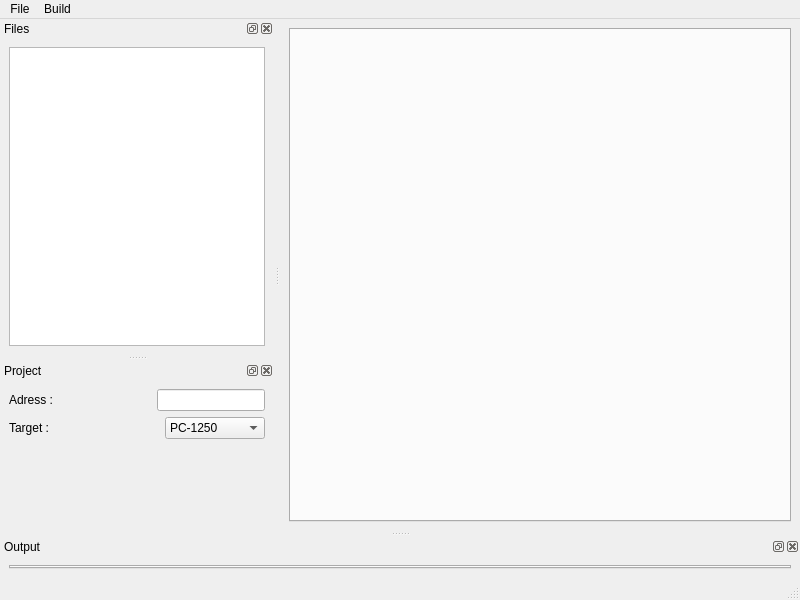
TheProjecter/pockemul, file ui/windowide.ui: the form before one commit.
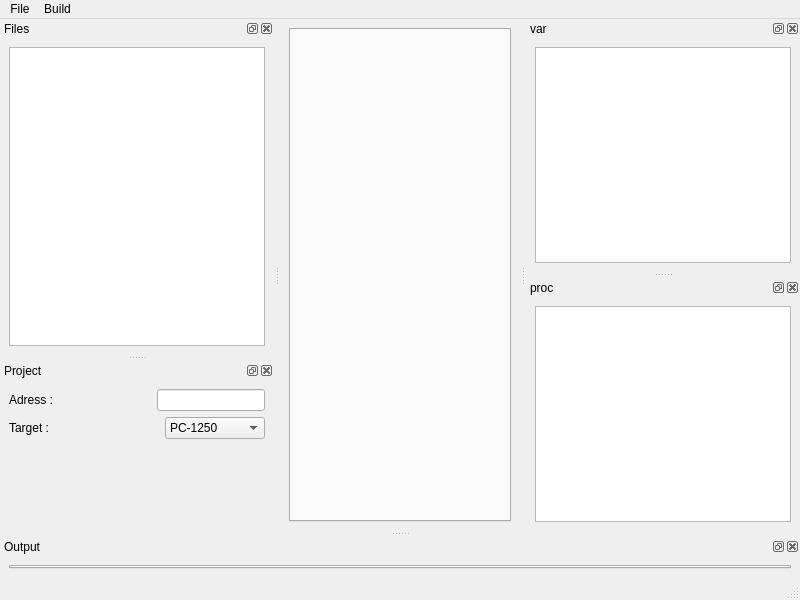
The form after the commit. Icons and pictures are not drawn.

```diff
--- a/ui/windowide.ui
+++ b/ui/windowide.ui
@@ -323,6 +323,36 @@
     </layout>
    </widget>
   </widget>
+  <widget class="QDockWidget" name="dockWidget">
+   <property name="windowTitle">
+    <string>var</string>
+   </property>
+   <attribute name="dockWidgetArea">
+    <number>2</number>
+   </attribute>
+   <widget class="QWidget" name="dockWidgetContents_4">
+    <layout class="QVBoxLayout" name="verticalLayout_3">
+     <item>
+      <widget class="QTextEdit" name="vartextEdit"/>
+     </item>
+    </layout>
+   </widget>
+  </widget>
+  <widget class="QDockWidget" name="dockWidget_2">
+   <property name="windowTitle">
+    <string>proc</string>
+   </property>
+   <attribute name="dockWidgetArea">
+    <number>2</number>
+   </attribute>
+   <widget class="QWidget" name="dockWidgetContents_5">
+    <layout class="QVBoxLayout" name="verticalLayout_4">
+     <item>
+      <widget class="QTextEdit" name="proctextEdit"/>
+     </item>
+    </layout>
+   </widget>
+  </widget>
   <action name="actionOpen">
    <property name="text">
     <string>Open</string>
```
